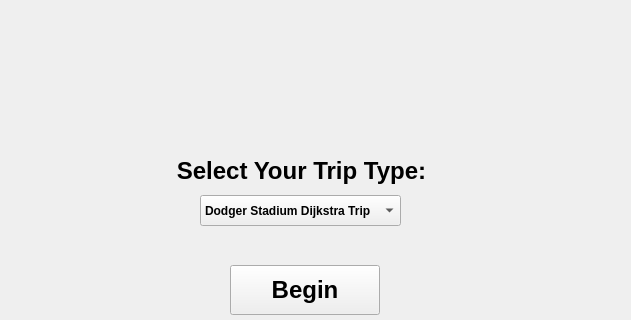
The window that planningtourpage.ui (nokk3n-dev/CS1D-Project-2-Baseball) describes before a commit, drawn with Qt 5; both pictures show x 180 to 811 and y 95 to 415 of the 1000 by 700 pixel window.
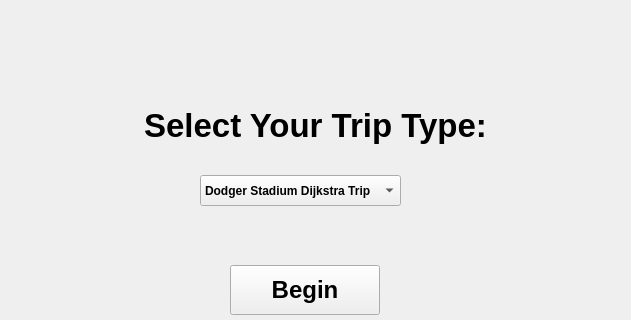
The same window after the commit.

Patch:
```diff
--- a/planningtourpage.ui
+++ b/planningtourpage.ui
@@ -124,15 +124,15 @@
   <widget class="QLabel" name="SelectTripLabel">
    <property name="geometry">
     <rect>
-     <x>286</x>
-     <y>240</y>
-     <width>391</width>
-     <height>51</height>
+     <x>260</x>
+     <y>190</y>
+     <width>471</width>
+     <height>61</height>
     </rect>
    </property>
    <property name="font">
     <font>
-     <pointsize>18</pointsize>
+     <pointsize>25</pointsize>
      <bold>true</bold>
     </font>
    </property>
@@ -169,7 +169,7 @@
    <property name="geometry">
     <rect>
      <x>380</x>
-     <y>290</y>
+     <y>270</y>
      <width>201</width>
      <height>31</height>
     </rect>
```
